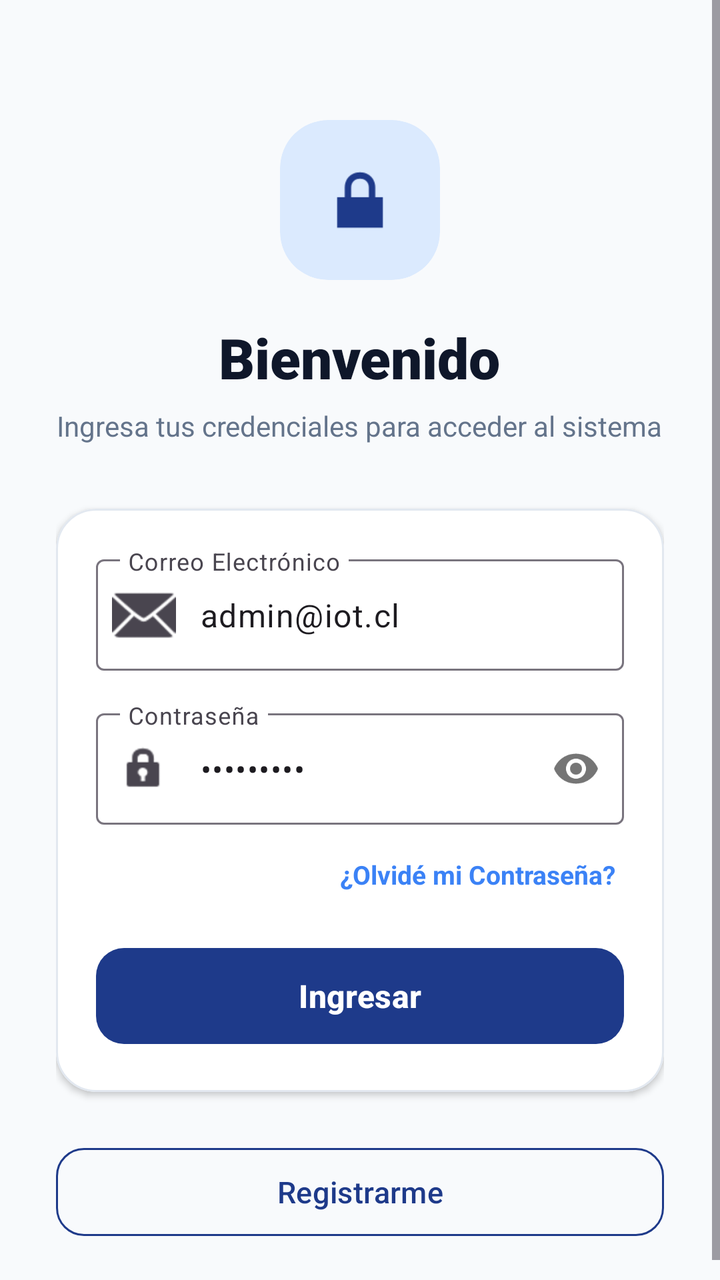
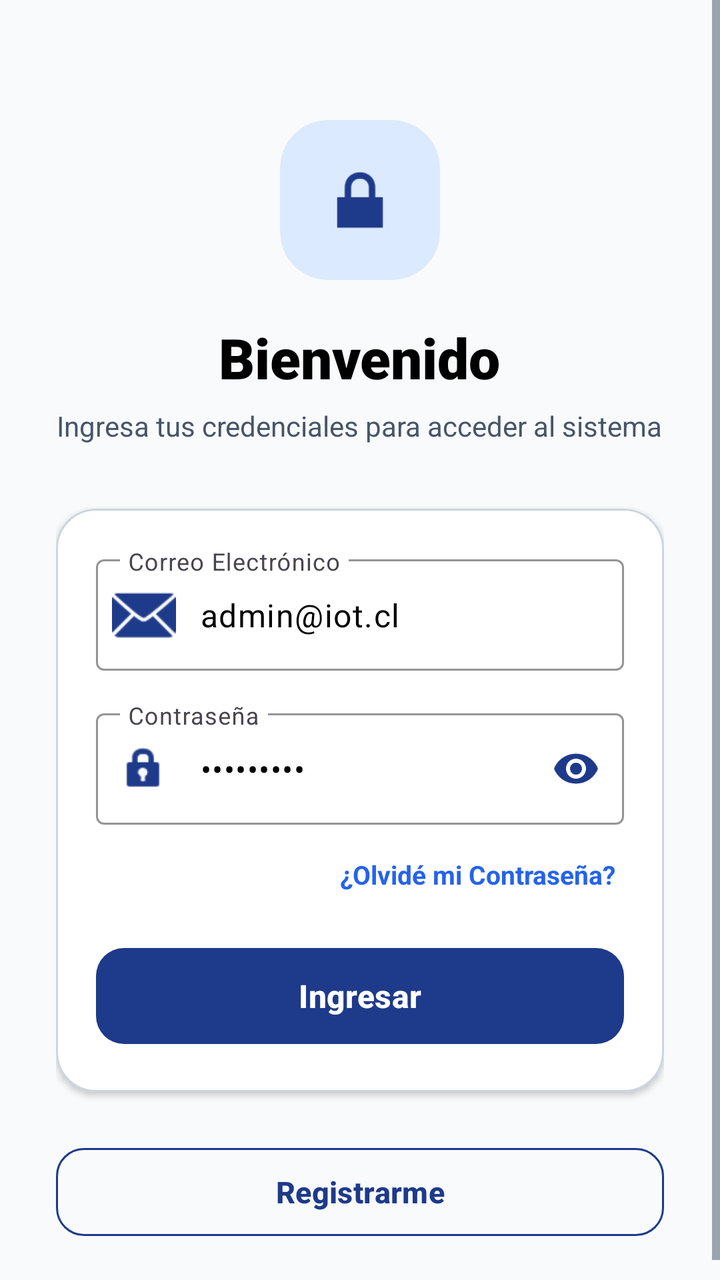

An Android layout rendered at two revisions. The XML below is the earlier revision; the diff shows what the commit changed to produce the second picture.
<!-- AndroidManifest.xml: application theme Theme.Evaluacion1 -->
<!-- res/layout/activity_main.xml -->
<?xml version="1.0" encoding="utf-8"?>
<ScrollView xmlns:android="http://schemas.android.com/apk/res/android"
    xmlns:app="http://schemas.android.com/apk/res-auto"
    android:layout_width="match_parent"
    android:layout_height="match_parent"
    android:background="@color/background"
    android:fillViewport="true">

    <LinearLayout
        android:layout_width="match_parent"
        android:layout_height="wrap_content"
        android:orientation="vertical"
        android:padding="28dp"
        android:gravity="center_horizontal">

        <Space
            android:layout_width="match_parent"
            android:layout_height="32dp" />

        
        <com.google.android.material.card.MaterialCardView
            android:layout_width="80dp"
            android:layout_height="80dp"
            app:cardCornerRadius="24dp"
            app:cardElevation="0dp"
            app:cardBackgroundColor="@color/primary_container"
            app:strokeWidth="0dp">

            <ImageView
                android:layout_width="44dp"
                android:layout_height="44dp"
                android:layout_gravity="center"
                android:src="@android:drawable/ic_lock_lock"
                app:tint="@color/primary" />
        </com.google.android.material.card.MaterialCardView>

        <TextView
            android:layout_width="wrap_content"
            android:layout_height="wrap_content"
            android:text="Bienvenido"
            android:textColor="@color/text_primary"
            android:textSize="28sp"
            android:fontFamily="sans-serif-black"
            android:layout_marginTop="20dp" />

        <TextView
            android:layout_width="wrap_content"
            android:layout_height="wrap_content"
            android:text="Ingresa tus credenciales para acceder al sistema"
            android:textColor="@color/text_secondary"
            android:textSize="14sp"
            android:textAlignment="center"
            android:layout_marginTop="6dp"
            android:layout_marginBottom="32dp" />

        
        <com.google.android.material.card.MaterialCardView
            android:layout_width="match_parent"
            android:layout_height="wrap_content"
            app:cardCornerRadius="20dp"
            app:cardElevation="2dp"
            app:cardBackgroundColor="@color/surface"
            app:strokeWidth="1dp"
            app:strokeColor="@color/outline_light">

            <LinearLayout
                android:layout_width="match_parent"
                android:layout_height="wrap_content"
                android:orientation="vertical"
                android:padding="20dp">

                
                <com.google.android.material.textfield.TextInputLayout
                    android:id="@+id/tilCorreo"
                    style="@style/Widget.Material3.TextInputLayout.OutlinedBox"
                    android:layout_width="match_parent"
                    android:layout_height="wrap_content"
                    android:hint="Correo Electrónico"
                    app:startIconDrawable="@android:drawable/ic_dialog_email"
                    android:layout_marginBottom="16dp">

                    <com.google.android.material.textfield.TextInputEditText
                        android:id="@+id/etCorreo"
                        android:layout_width="match_parent"
                        android:layout_height="wrap_content"
                        android:inputType="textEmailAddress"
                        android:text="admin@iot.cl" />
                </com.google.android.material.textfield.TextInputLayout>

                
                <com.google.android.material.textfield.TextInputLayout
                    android:id="@+id/tilContrasena"
                    style="@style/Widget.Material3.TextInputLayout.OutlinedBox"
                    android:layout_width="match_parent"
                    android:layout_height="wrap_content"
                    android:hint="Contraseña"
                    app:startIconDrawable="@android:drawable/ic_lock_idle_lock"
                    app:passwordToggleEnabled="true"
                    android:layout_marginBottom="12dp">

                    <com.google.android.material.textfield.TextInputEditText
                        android:id="@+id/etContrasena"
                        android:layout_width="match_parent"
                        android:layout_height="wrap_content"
                        android:inputType="textPassword"
                        android:text="Admin123!" />
                </com.google.android.material.textfield.TextInputLayout>

                <TextView
                    android:id="@+id/tvRecuperar"
                    android:layout_width="wrap_content"
                    android:layout_height="wrap_content"
                    android:layout_gravity="end"
                    android:text="¿Olvidé mi Contraseña?"
                    android:textColor="@color/primary_light"
                    android:textSize="13sp"
                    android:textStyle="bold"
                    android:padding="4dp"
                    android:layout_marginBottom="20dp" />

                
                <com.google.android.material.button.MaterialButton
                    android:id="@+id/btnLogin"
                    android:layout_width="match_parent"
                    android:layout_height="56dp"
                    android:text="Ingresar"
                    android:textSize="16sp"
                    android:textStyle="bold"
                    app:cornerRadius="14dp"
                    app:backgroundTint="@color/primary" />
            </LinearLayout>
        </com.google.android.material.card.MaterialCardView>

        <Space
            android:layout_width="match_parent"
            android:layout_height="24dp" />

        
        <com.google.android.material.button.MaterialButton
            android:id="@+id/btnRegistrarme"
            style="@style/Widget.Material3.Button.OutlinedButton"
            android:layout_width="match_parent"
            android:layout_height="52dp"
            android:text="Registrarme"
            android:textColor="@color/primary"
            android:textSize="15sp"
            app:strokeColor="@color/primary"
            app:cornerRadius="14dp" />

    </LinearLayout>
</ScrollView>
<!-- resources referenced by this layout -->
<resources>
  <color name="background">#F8FAFC</color>
  <color name="outline_light">#E2E8F0</color>
  <color name="primary">#1E3A8A</color>
  <color name="primary_container">#DBEAFE</color>
  <color name="primary_light">#3B82F6</color>
  <color name="surface">#FFFFFF</color>
  <color name="text_primary">#0F172A</color>
  <color name="text_secondary">#64748B</color>
  <style name="Theme.Evaluacion1" parent="Base.Theme.Evaluacion1" />
  <style name="Base.Theme.Evaluacion1" parent="Theme.Material3.DayNight.NoActionBar">
          
          <item name="colorPrimary">@color/primary</item>
          <item name="colorSecondary">@color/secondary</item>
          <item name="android:statusBarColor">@color/surface</item>
          <item name="android:windowLightStatusBar">true</item>
          <item name="android:colorBackground">@color/background</item>
      </style>
  <color name="secondary">#0D9488</color>
</resources>

<!-- the commit's change to res/layout/activity_main.xml (unified diff, before → after) -->
@@ -38,7 +38,7 @@
             android:layout_width="wrap_content"
             android:layout_height="wrap_content"
             android:text="Bienvenido"
-            android:textColor="@color/text_primary"
+            android:textColor="@color/black"
             android:textSize="28sp"
             android:fontFamily="sans-serif-black"
             android:layout_marginTop="20dp" />
@@ -77,6 +77,8 @@
                     android:layout_height="wrap_content"
                     android:hint="Correo Electrónico"
                     app:startIconDrawable="@android:drawable/ic_dialog_email"
+                    app:startIconTint="@color/primary"
+                    app:boxStrokeColor="@color/primary"
                     android:layout_marginBottom="16dp">
 
                     <com.google.android.material.textfield.TextInputEditText
@@ -84,6 +86,8 @@
                         android:layout_width="match_parent"
                         android:layout_height="wrap_content"
                         android:inputType="textEmailAddress"
+                        android:textColor="@color/black"
+                        android:textColorHint="@color/text_muted"
                         android:text="admin@iot.cl" />
                 </com.google.android.material.textfield.TextInputLayout>
 
@@ -95,7 +99,10 @@
                     android:layout_height="wrap_content"
                     android:hint="Contraseña"
                     app:startIconDrawable="@android:drawable/ic_lock_idle_lock"
-                    app:passwordToggleEnabled="true"
+                    app:startIconTint="@color/primary"
+                    app:endIconMode="password_toggle"
+                    app:endIconTint="@color/primary"
+                    app:boxStrokeColor="@color/primary"
                     android:layout_marginBottom="12dp">
 
                     <com.google.android.material.textfield.TextInputEditText
@@ -103,6 +110,8 @@
                         android:layout_width="match_parent"
                         android:layout_height="wrap_content"
                         android:inputType="textPassword"
+                        android:textColor="@color/black"
+                        android:textColorHint="@color/text_muted"
                         android:text="Admin123!" />
                 </com.google.android.material.textfield.TextInputLayout>
 
@@ -126,6 +135,7 @@
                     android:text="Ingresar"
                     android:textSize="16sp"
                     android:textStyle="bold"
+                    android:textColor="@color/white"
                     app:cornerRadius="14dp"
                     app:backgroundTint="@color/primary" />
             </LinearLayout>
@@ -144,6 +154,7 @@
             android:text="Registrarme"
             android:textColor="@color/primary"
             android:textSize="15sp"
+            android:textStyle="bold"
             app:strokeColor="@color/primary"
             app:cornerRadius="14dp" />
 
<!-- resource entries referenced after the edit -->
@@ -1,22 +1,37 @@
 <!-- resources referenced by this layout -->
 <resources>
   <color name="background">#F8FAFC</color>
-  <color name="outline_light">#E2E8F0</color>
+  <color name="black">#FF000000</color>
+  <color name="outline_light">#CBD5E1</color>
   <color name="primary">#1E3A8A</color>
   <color name="primary_container">#DBEAFE</color>
-  <color name="primary_light">#3B82F6</color>
+  <color name="primary_light">#2563EB</color>
   <color name="surface">#FFFFFF</color>
+  <color name="text_muted">#64748B</color>
   <color name="text_primary">#0F172A</color>
-  <color name="text_secondary">#64748B</color>
+  <color name="text_secondary">#475569</color>
+  <color name="white">#FFFFFFFF</color>
   <style name="Theme.Evaluacion1" parent="Base.Theme.Evaluacion1" />
   <style name="Base.Theme.Evaluacion1" parent="Theme.Material3.DayNight.NoActionBar">
           
           <item name="colorPrimary">@color/primary</item>
+          <item name="colorOnPrimary">@color/white</item>
+          <item name="colorPrimaryContainer">@color/primary_container</item>
+          <item name="colorOnPrimaryContainer">@color/on_primary_container</item>
+          
           <item name="colorSecondary">@color/secondary</item>
+          <item name="colorOnSecondary">@color/white</item>
+          
           <item name="android:statusBarColor">@color/surface</item>
           <item name="android:windowLightStatusBar">true</item>
           <item name="android:colorBackground">@color/background</item>
+          
+          
+          <item name="editTextColor">@color/black</item>
+          <item name="android:textColorPrimary">@color/text_primary</item>
+          <item name="android:textColorSecondary">@color/text_secondary</item>
       </style>
+  <color name="on_primary_container">#1E3A8A</color>
   <color name="secondary">#0D9488</color>
 </resources>
 
